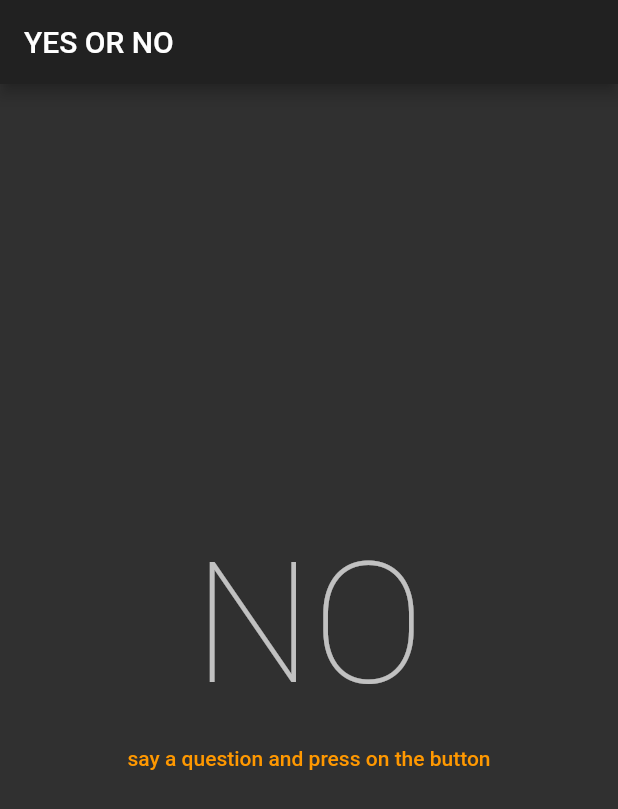
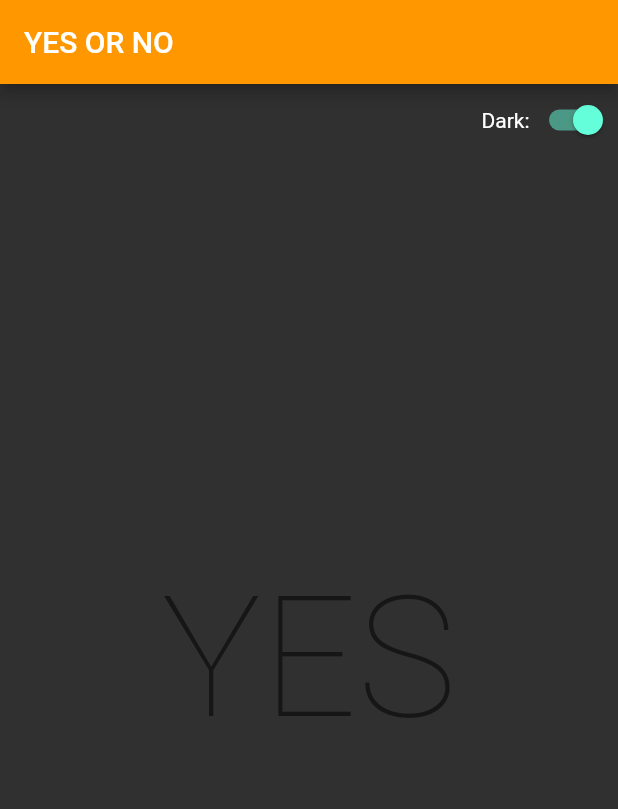
Before and after one commit to ZeSergey/yes_or_no, a Flutter app: the screen it shows after launch, after a tap on "say a question and press on the button", on a phone screen of 412 x 824 dp. Shown: the top 809 px of the screen. Run offline on Flutter 3.47's test engine with Material 2 defaults, Android fonts, the phone set to English and light mode, and no system bars.

Commit message:
change Theme

```diff
--- a/lib/main.dart
+++ b/lib/main.dart
@@ -4,23 +4,7 @@
 import 'dart:math';
 
 void main() {
-  runApp(MyApp());
-}
-
-class MyApp extends StatelessWidget {
-  @override
-  Widget build(BuildContext context) {
-    return MaterialApp(
-      debugShowCheckedModeBanner: false,
-      title: 'Flutter Demo',
-      theme: ThemeData(
-        brightness: Brightness.dark,
-        primarySwatch: Colors.orange,
-        // primaryColor: Colors.orange,
-      ),
-      home: MyHomePage(),
-    );
-  }
+  runApp(MyHomePage());
 }
 
 class MyHomePage extends StatefulWidget {
@@ -31,16 +15,22 @@
 }
 
 class _MyHomePageState extends State<MyHomePage> {
+  bool _darkMode = true;
   int? randomNumber;
   String animatText = 'YES';
 
   double _counterProgress = 0;
   bool _progressDone = true;
 
+  ThemeData _light = ThemeData.light().copyWith(
+    primaryColor: Colors.orange,
+  );
+  ThemeData _dark = ThemeData.dark().copyWith(primaryColor: Colors.orange);
+
   void getRandomNumber() {
     _counterProgress = 0;
     _progressDone = false;
-    aminationText();
+    animationText();
     Random rnd = Random();
     setState(() {
       randomNumber = rnd.nextInt(2);
@@ -48,7 +38,7 @@
     });
   }
 
-  void aminationText() {
+  void animationText() {
     Timer.periodic(Duration(milliseconds: 100), (Timer t) {
       if (_counterProgress.toStringAsFixed(1) == '1.0') {
         t.cancel();
@@ -64,17 +54,42 @@
           animatText = 'YES';
         }
       });
-      _counterProgress += 0.1;
+      _counterProgress += 0.03;
+    });
+  }
+
+  void darkTheme(bool val) {
+    setState(() {
+      _darkMode = val;
     });
   }
 
   @override
   Widget build(BuildContext context) {
-    return Scaffold(
+    return MaterialApp(
+        debugShowCheckedModeBanner: false,
+        title: 'YES or NO',
+        darkTheme: _dark,
+        theme: _light,
+        themeMode: _darkMode ? ThemeMode.dark : ThemeMode.light,
+        home: Scaffold(
           appBar: AppBar(
             title: Text('YES OR NO'),
           ),
-      body: Center(
+          body: Column(
+            mainAxisAlignment: MainAxisAlignment.start,
+            children: [
+              Container(
+                // decoration: BoxDecoration(color: Colors.amber),
+                child: Row(
+                  mainAxisAlignment: MainAxisAlignment.end,
+                  children: [
+                    Text('Dark:'),
+                    Switch(value: _darkMode, onChanged: (val) => darkTheme(val))
+                  ],
+                ),
+              ),
+              Expanded(
                 child: Column(
                   mainAxisAlignment: MainAxisAlignment.center,
                   children: <Widget>[
@@ -93,7 +108,8 @@
                     _progressDone
                         ? TextButton(
                             onPressed: () => getRandomNumber(),
-                    child: Text('say a question and press on the button'),
+                            child:
+                                Text('say a question and press on the button'),
                           )
                         : Container(
                             height: 50,
@@ -101,6 +117,8 @@
                   ],
                 ),
               ),
-    );
+            ],
+          ),
+        ));
   }
 }
```
Also changed, not shown: 1 other file. Lines whose indentation alone changed are shown as unchanged.
